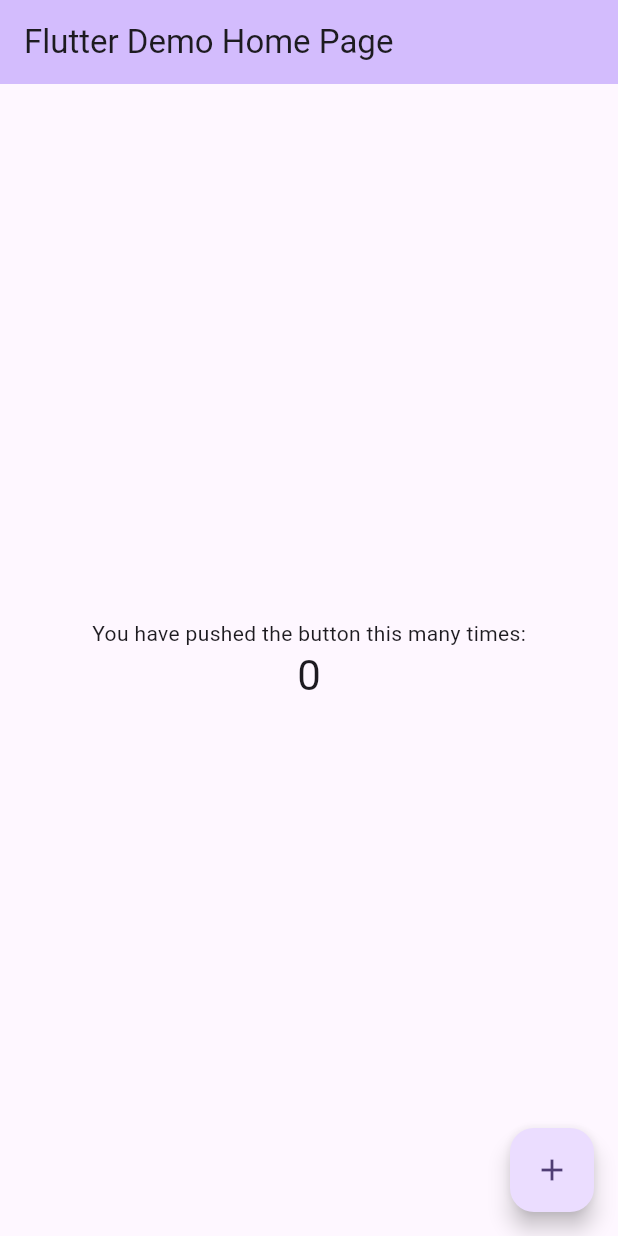
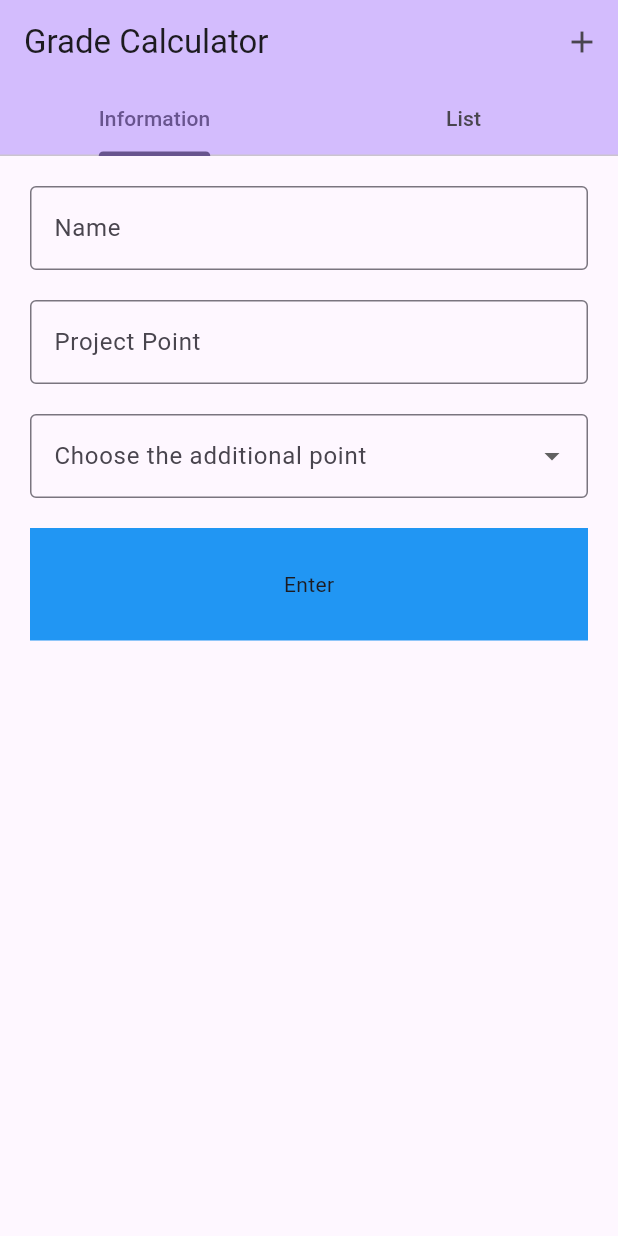
Before and after one commit to yymin1022/MobileAppDevelopment_Assignments, a Flutter app: the screen it shows after launch, on a phone screen of 412 x 824 dp. Run offline on Flutter 3.47's test engine with Material 2 defaults, Android fonts, the phone set to English and light mode, and no system bars.

Commit message:
Update Assignment 5

```diff
--- a/assignment_5/lib/main.dart
+++ b/assignment_5/lib/main.dart
@@ -1,4 +1,4 @@
-import 'package:flutter/material.dart';
+import "package:flutter/material.dart";
 
 void main() {
   runApp(const MyApp());
@@ -7,119 +7,183 @@ void main() {
 class MyApp extends StatelessWidget {
   const MyApp({super.key});
 
-  // This widget is the root of your application.
   @override
   Widget build(BuildContext context) {
     return MaterialApp(
-      title: 'Flutter Demo',
+      title: "Grade Calculator",
       theme: ThemeData(
-        // This is the theme of your application.
-        //
-        // TRY THIS: Try running your application with "flutter run". You'll see
-        // the application has a blue toolbar. Then, without quitting the app,
-        // try changing the seedColor in the colorScheme below to Colors.green
-        // and then invoke "hot reload" (save your changes or press the "hot
-        // reload" button in a Flutter-supported IDE, or press "r" if you used
-        // the command line to start the app).
-        //
-        // Notice that the counter didn't reset back to zero; the application
-        // state is not lost during the reload. To reset the state, use hot
-        // restart instead.
-        //
-        // This works for code too, not just values: Most code changes can be
-        // tested with just a hot reload.
         colorScheme: ColorScheme.fromSeed(seedColor: Colors.deepPurple),
         useMaterial3: true,
       ),
-      home: const MyHomePage(title: 'Flutter Demo Home Page'),
+      home: const MainPage(),
     );
   }
 }
 
-class MyHomePage extends StatefulWidget {
-  const MyHomePage({super.key, required this.title});
-
-  // This widget is the home page of your application. It is stateful, meaning
-  // that it has a State object (defined below) that contains fields that affect
-  // how it looks.
-
-  // This class is the configuration for the state. It holds the values (in this
-  // case the title) provided by the parent (in this case the App widget) and
-  // used by the build method of the State. Fields in a Widget subclass are
-  // always marked "final".
-
-  final String title;
+class MainPage extends StatefulWidget {
+  const MainPage({super.key});
 
   @override
-  State<MyHomePage> createState() => _MyHomePageState();
+  State<MainPage> createState() => _MainPageState();
 }
 
-class _MyHomePageState extends State<MyHomePage> {
-  int _counter = 0;
+class _MainPageState extends State<MainPage> {
+  final _formKey = GlobalKey<FormState>();
 
-  void _incrementCounter() {
-    setState(() {
-      // This call to setState tells the Flutter framework that something has
-      // changed in this State, which causes it to rerun the build method below
-      // so that the display can reflect the updated values. If we changed
-      // _counter without calling setState(), then the build method would not be
-      // called again, and so nothing would appear to happen.
-      _counter++;
-    });
-  }
+  final List<Student> _studentArr = [];
+  int _addPoint = -1;
+  int _point = 0;
+  String _name = "";
+
+  final _nameInputController = TextEditingController();
+  final _pointInputController = TextEditingController();
 
   @override
   Widget build(BuildContext context) {
-    // This method is rerun every time setState is called, for instance as done
-    // by the _incrementCounter method above.
-    //
-    // The Flutter framework has been optimized to make rerunning build methods
-    // fast, so that you can just rebuild anything that needs updating rather
-    // than having to individually change instances of widgets.
-    return Scaffold(
-      appBar: AppBar(
-        // TRY THIS: Try changing the color here to a specific color (to
-        // Colors.amber, perhaps?) and trigger a hot reload to see the AppBar
-        // change color while the other colors stay the same.
-        backgroundColor: Theme.of(context).colorScheme.inversePrimary,
-        // Here we take the value from the MyHomePage object that was created by
-        // the App.build method, and use it to set our appbar title.
-        title: Text(widget.title),
-      ),
-      body: Center(
-        // Center is a layout widget. It takes a single child and positions it
-        // in the middle of the parent.
-        child: Column(
-          // Column is also a layout widget. It takes a list of children and
-          // arranges them vertically. By default, it sizes itself to fit its
-          // children horizontally, and tries to be as tall as its parent.
-          //
-          // Column has various properties to control how it sizes itself and
-          // how it positions its children. Here we use mainAxisAlignment to
-          // center the children vertically; the main axis here is the vertical
-          // axis because Columns are vertical (the cross axis would be
-          // horizontal).
-          //
-          // TRY THIS: Invoke "debug painting" (choose the "Toggle Debug Paint"
-          // action in the IDE, or press "p" in the console), to see the
-          // wireframe for each widget.
-          mainAxisAlignment: MainAxisAlignment.center,
-          children: <Widget>[
-            const Text(
-              'You have pushed the button this many times:',
+    return DefaultTabController(
+      length: 2,
+      child: Scaffold(
+        appBar: AppBar(
+          backgroundColor: Theme.of(context).colorScheme.inversePrimary,
+          title: const Text("Grade Calculator"),
+          actions: [
+            IconButton(
+              onPressed: () {},
+              icon: const Icon(Icons.add),
+            )
+          ],
+          bottom: const TabBar(
+            tabs: [
+              Tab(text: "Information"),
+              Tab(text: "List")
+            ]),
+        ),
+        body: TabBarView(
+          children: [
+            Padding(
+              padding: const EdgeInsets.all(20.0),
+              child: Column(
+                children: [
+                  Form(
+                    key: _formKey,
+                    child: Column(
+                      children: [
+                        TextFormField(
+                          controller: _nameInputController,
+                          decoration: const InputDecoration(
+                            border: OutlineInputBorder(),
+                            labelText: "Name"),
+                          onSaved: (name) => _name = name!,
+                          validator: (String? name) {
+                            if(name == null || name.isEmpty || name.contains(RegExp(r"\d"))){
+                              return "Please enter some string, not a number.";
+                            }
+                            return null;
+                          },
+                        ),
+                        const SizedBox(height: 20.0),
+                        TextFormField(
+                          controller: _pointInputController,
+                          decoration: const InputDecoration(
+                            border: OutlineInputBorder(),
+                            labelText: "Project Point"),
+                          onSaved: (point) => _point = int.parse(point!),
+                          validator: (String? point) {
+                            if(point == null || point.isEmpty || point.contains(RegExp(r"\D"))){
+                              return "Please enter some integer.";
+                            }
+                            return null;
+                          },
+                        ),
+                        const SizedBox(height: 20.0),
+                        DropdownButtonFormField(
+                          decoration: const InputDecoration(
+                            border: OutlineInputBorder(),
+                            labelText: "Choose the additional point"),
+                          items: List.generate(11, (idx) {
+                              if(idx == 0){
+                                return DropdownMenuItem(
+                                  value: idx - 1,
+                                  child: const Text("Choose the additional point"),
+                                );
+                              }
+                              return DropdownMenuItem(
+                                value: idx - 1,
+                                child: Text("${idx - 1} point")
+                              );
+                            }
+                          ),
+                          onChanged: (val){
+                            setState(() {
+                              _addPoint = val!;
+                            });
+                          },
+                          validator: (int? addPoint) {
+                            if(_addPoint == -1){
+                              return "Please select the point.";
+                            }
+                            return null;
+                          },
+                        ),
+                      ],
+                    ),
+                  ),
+                  const SizedBox(height: 20.0),
+                  GestureDetector(
+                    child: Container(
+                      color: Colors.blue,
+                      height: 75,
+                      width: double.infinity,
+                      child: const Center(child: Text("Enter")),
+                    ),
+                    onTap: (){
+                      if(_formKey.currentState!.validate()){
+                        setState(() {
+                          _formKey.currentState!.save();
+                          _studentArr.add(Student(_name, _point + _addPoint));
+                        });
+                      }
+                    },
+                  )
+                ]
+              ),
             ),
-            Text(
-              '$_counter',
-              style: Theme.of(context).textTheme.headlineMedium,
-            ),
+            ReorderableListView.builder(
+              itemCount: _studentArr.length,
+              itemBuilder: (_, idx) {
+                return Dismissible(
+                  key: ValueKey(_studentArr[idx]),
+                  child: ListTile(
+                      leading: const Icon(Icons.home),
+                      title: Text("${_studentArr[idx].name}: ${_studentArr[idx].point}")
+                  ),
+                  onDismissed: (_){
+                    setState(() {
+                      _studentArr.removeAt(idx);
+                    });
+                  },
+                );
+              },
+              onReorder: (int oldIndex, int newIndex) {
+                setState(() {
+                  if(oldIndex < newIndex) {
+                    newIndex--;
+                  }
+                  var tmp = _studentArr[oldIndex];
+                  _studentArr[oldIndex] = _studentArr[newIndex];
+                  _studentArr[newIndex] = tmp;
+                });
+              },
+            )
           ],
         ),
       ),
-      floatingActionButton: FloatingActionButton(
-        onPressed: _incrementCounter,
-        tooltip: 'Increment',
-        child: const Icon(Icons.add),
-      ), // This trailing comma makes auto-formatting nicer for build methods.
     );
   }
 }
+
+class Student{
+  String name;
+  int point;
+  Student(var this.name, var this.point);
+}
```
